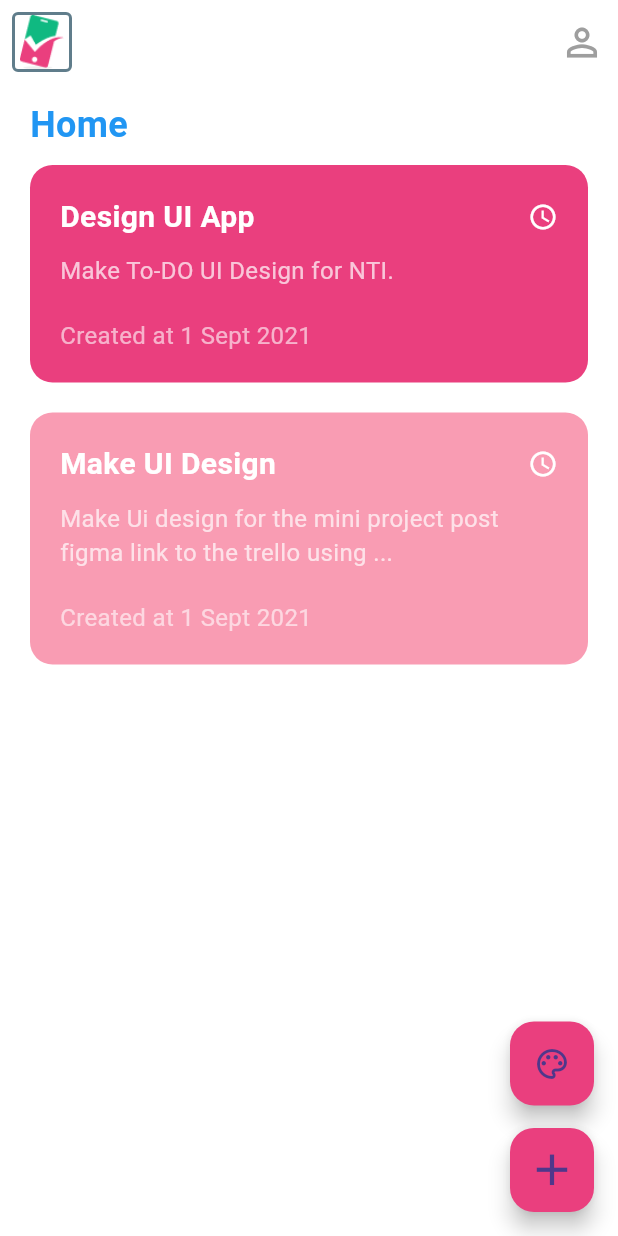
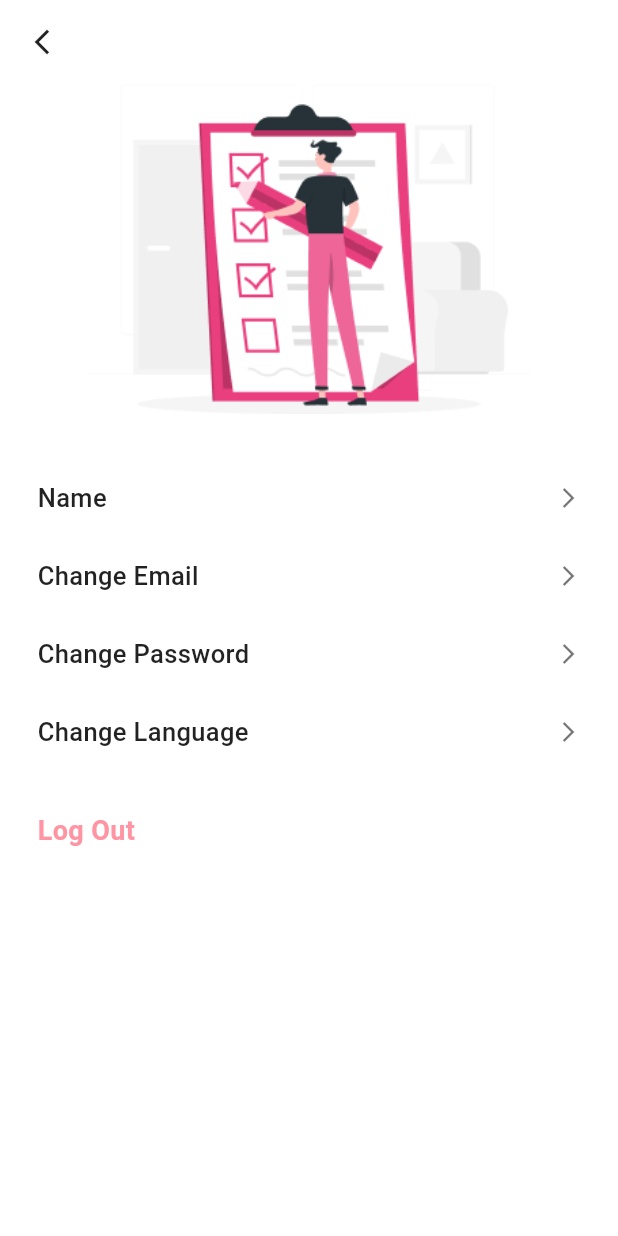
Before and after one commit to Alaa37885/To_Do_List_App, a Flutter app: the HomeScreen screen opened directly, after a tap on the "person outline" icon, on a phone screen of 412 x 824 dp. Run offline on Flutter 3.47's test engine with Material 3 defaults, Android fonts, the phone set to English and light mode, and no system bars.

Commit message:
add HomeScreens(edit,delete,add(TODO)), ProfileScreen

```diff
--- a/lib/features/authentication/presentation/ui_screens/sign_screens/change_password_screeen.dart
+++ b/lib/features/authentication/presentation/ui_screens/change_password_screeen.dart
@@ -1,5 +1,5 @@
 import 'package:flutter/material.dart';
-import '../../widgets/text_form_field_widget.dart';
+import '../widgets/text_form_field_widget.dart';
 
 class ChangePasswordScreeen extends StatelessWidget {
   const ChangePasswordScreeen({super.key});
--- a/lib/features/authentication/presentation/ui_screens/sign_screens/signin_screen.dart
+++ b/lib/features/authentication/presentation/ui_screens/signin_screen.dart
@@ -1,7 +1,7 @@
 import 'package:flutter/material.dart';
-import 'package:todo_aug_26/features/authentication/presentation/ui_screens/sign_screens/signup_screen.dart';
-import '../../widgets/text_form_field_widget.dart';
-import '../../../../home/presentation/ui_screens/home_screen.dart';
+import 'package:todo_aug_26/features/authentication/presentation/ui_screens/signup_screen.dart';
+import '../widgets/text_form_field_widget.dart';
+import '../../../home/presentation/ui_screens/home_screen.dart';
 import 'change_password_screeen.dart';
 
 class SingInScreen extends StatelessWidget {
@@ -27,7 +27,7 @@ class SingInScreen extends StatelessWidget {
           IconButton(
             onPressed: () {},
             icon: const Icon(
-              Icons.navigate_next_rounded,
+              Icons.language_outlined,
               color: Color(0xffEA3F7E),
               size: 34,
             ),
@@ -63,7 +63,7 @@ class SingInScreen extends StatelessWidget {
                 Row(
                   mainAxisAlignment: MainAxisAlignment.center,
                   children: [
-                    const Text("Forget You Password ? " , style: TextStyle(fontSize: 15),),
+                    const Text("Forget Your Password ? " , style: TextStyle(fontSize: 15),),
 
                     TextButton(
                       onPressed: () {
--- a/lib/features/authentication/presentation/ui_screens/sign_screens/signup_screen.dart
+++ b/lib/features/authentication/presentation/ui_screens/signup_screen.dart
@@ -1,7 +1,7 @@
 import 'package:flutter/material.dart';
-import 'package:todo_aug_26/features/authentication/presentation/ui_screens/sign_screens/signin_screen.dart';
+import 'package:todo_aug_26/features/authentication/presentation/ui_screens/signin_screen.dart';
 
-import '../../widgets/text_form_field_widget.dart';
+import '../widgets/text_form_field_widget.dart';
 
 class SignupScreen extends StatelessWidget {
   const SignupScreen({super.key});
--- a/lib/features/home/presentation/ui_screens/home_screen.dart
+++ b/lib/features/home/presentation/ui_screens/home_screen.dart
@@ -1,7 +1,8 @@
 import 'package:flutter/material.dart';
 import 'package:todo_aug_26/features/home/presentation/ui_screens/todo_detail_screen.dart';
-
+import '../../../profile/presentation/ui_screens/profile_screen.dart';
 import '../../data/models/todo_model.dart';
+import 'add_todo_screen.dart';
 
 class HomeScreen extends StatelessWidget {
   const HomeScreen({super.key});
@@ -16,17 +17,20 @@ class HomeScreen extends StatelessWidget {
         leading: Padding(
           padding: const EdgeInsets.all(8.0),
           child: Container(
-            decoration: BoxDecoration(
-              border: Border.all(color: Colors.blueGrey, width: 2),
-              borderRadius: BorderRadius.circular(4),
-            ),
             child: Image.asset("assets/images/mobile_tech.png", fit: BoxFit.contain),
           ),
         ),
 
         actions: [
           IconButton(
-            onPressed: () {},
+            onPressed: () {
+              Navigator.push(
+                context,
+                MaterialPageRoute(
+                  builder: (context) => const ProfileScreen(),
+                ),
+              );
+            },
             icon: const Icon(Icons.person_outline, color: Colors.grey, size: 30),
           ),
         ],
@@ -123,6 +127,8 @@ class HomeScreen extends StatelessWidget {
       floatingActionButton: Column(
         mainAxisAlignment: MainAxisAlignment.end,
         children: [
+
+          // palette button
           FloatingActionButton(
             heroTag: "palette",
             onPressed: () {},
@@ -130,11 +136,20 @@ class HomeScreen extends StatelessWidget {
             child: const Icon(Icons.palette_outlined),
           ),
           const SizedBox(height: 15),
+
+          // add to_do button
           FloatingActionButton(
             heroTag: "add",
-            onPressed: () {},
+            onPressed: () {
+              showModalBottomSheet(
+                context: context,
+                isScrollControlled: true,
+                backgroundColor: Colors.transparent,
+                builder: (context) => const AddTodoScreen(),
+              );
+            },
             backgroundColor: const Color(0xffEA3F7E),
-            child: const Icon(Icons.add, size: 35),
+            child: const Icon(Icons.add),
           ),
         ],
       ),
--- /dev/null
+++ b/lib/features/profile/presentation/ui_screens/profile_screen.dart
@@ -0,0 +1,81 @@
+import 'package:flutter/material.dart';
+import '../../presentation/widgets/profile_options_widget.dart'; // استيراد الودجت
+
+class ProfileScreen extends StatelessWidget {
+  const ProfileScreen({super.key});
+
+  @override
+  Widget build(BuildContext context) {
+    return Scaffold(
+      backgroundColor: Colors.white,
+      appBar: AppBar(
+        backgroundColor: Colors.white,
+        elevation: 0,
+        leading: IconButton(
+          onPressed: () => Navigator.pop(context),
+          icon: const Icon(
+            Icons.arrow_back_ios_new,
+            color: Colors.black87,
+            size: 20,
+          ),
+        ),
+      ),
+      body: SafeArea(
+        child: Padding(
+          padding: const EdgeInsets.symmetric(horizontal: 25.0),
+          child: Column(
+            crossAxisAlignment : CrossAxisAlignment.start,
+            children: [
+              Center(
+                child: SizedBox(
+                  height: 220,
+                  child: Image.asset(
+                    'assets/images/profile.png',
+                    fit: BoxFit.contain,
+                  ),
+                ),
+              ),
+              const SizedBox(height: 30),
+
+              // استخدام الودجت المستقل
+              ProfileOptionWidget(
+                title: "Name",
+                onTap: () {},
+              ),
+              ProfileOptionWidget(
+                title: "Change Email",
+                onTap: () {},
+              ),
+              ProfileOptionWidget(
+                title: "Change Password",
+                onTap: () {},
+              ),
+              ProfileOptionWidget(
+                title: "Change Language",
+                onTap: () {},
+              ),
+
+              const SizedBox(height: 15),
+
+              // Log Out
+              InkWell(
+                onTap: () {},
+                child: const Padding(
+                  padding: EdgeInsets.symmetric(vertical: 12.0),
+                  child: Text(
+                    "Log Out",
+                    style: TextStyle(
+                      fontSize: 18,
+                      fontWeight: FontWeight.bold,
+                      color: Color(0xFFFF94A3),
+                    ),
+                  ),
+                ),
+              ),
+            ],
+          ),
+        ),
+      ),
+    );
+  }
+}
--- /dev/null
+++ b/lib/features/profile/presentation/widgets/profile_options_widget.dart
@@ -0,0 +1,31 @@
+import 'package:flutter/material.dart';
+
+Widget ProfileOptionWidget({
+  required String title,
+  required VoidCallback onTap,
+}) {
+  return InkWell(
+    onTap: onTap,
+    child: Padding(
+      padding: const EdgeInsets.symmetric(vertical: 14.0),
+      child: Row(
+        mainAxisAlignment: MainAxisAlignment.spaceBetween,
+        children: [
+          Text(
+            title,
+            style: const TextStyle(
+              fontSize: 17,
+              fontWeight: FontWeight.w500,
+              color: Colors.black87,
+            ),
+          ),
+          const Icon(
+            Icons.arrow_forward_ios,
+            size: 16,
+            color: Colors.black54,
+          ),
+        ],
+      ),
+    ),
+  );
+}
--- a/lib/spalsh_screeen.dart
+++ b/lib/spalsh_screeen.dart
@@ -1,5 +1,5 @@
 import 'package:flutter/material.dart';
-import 'package:todo_aug_26/features/authentication/presentation/ui_screens/sign_screens/signin_screen.dart';
+import 'package:todo_aug_26/features/authentication/presentation/ui_screens/signin_screen.dart';
 
 class SpalshScreeen extends StatefulWidget {
   const SpalshScreeen({super.key});
--- a/pubspec.yaml
+++ b/pubspec.yaml
@@ -57,6 +57,7 @@ flutter:
     - assets/images/logo.png
     - assets/images/mobile_tech.png
     - assets/images/Character.png
+    - assets/images/profile.png
 
   # An image asset can refer to one or more resolution-specific "variants", see
   # https://flutter.dev/to/resolution-aware-images
```
Also changed, not shown: lib/features/home/presentation/ui_screens/add_todo_screen.dart (added, +115 -0 lines), lib/features/home/presentation/ui_screens/delete_todo_screen.dart (added, +40 -0 lines), lib/features/home/presentation/ui_screens/edit_todo_screen.dart (added, +272 -0 lines), lib/features/home/presentation/ui_screens/todo_detail_screen.dart (+84 -24 lines), assets/images/profile.png (added), 1 other file.
